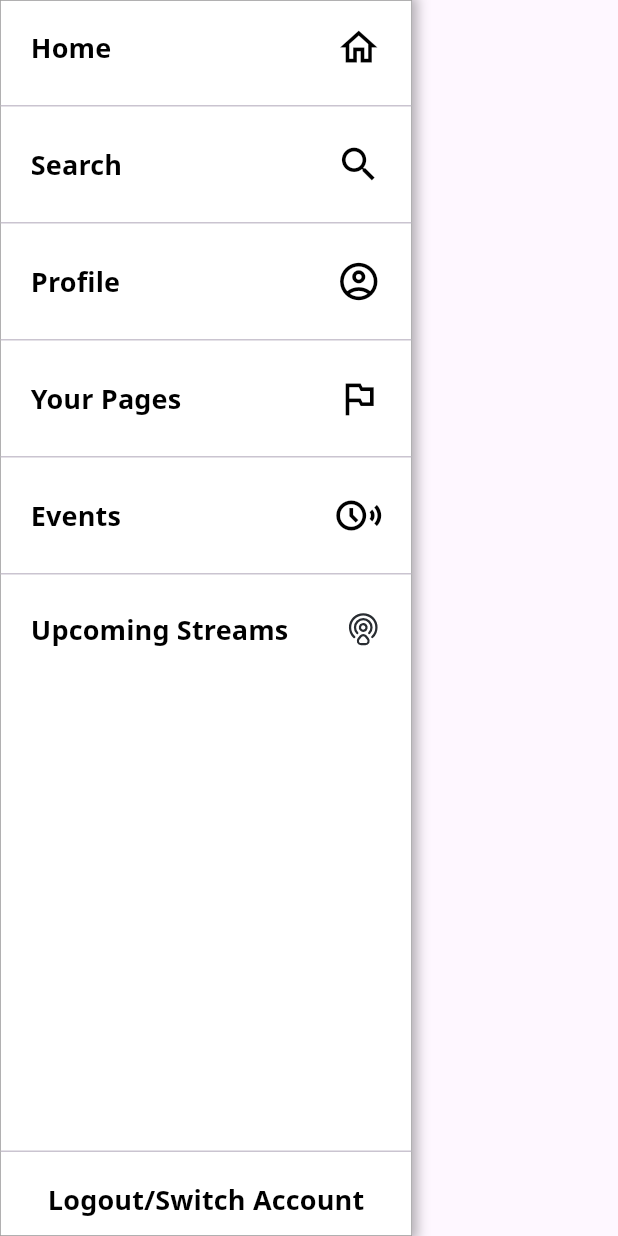
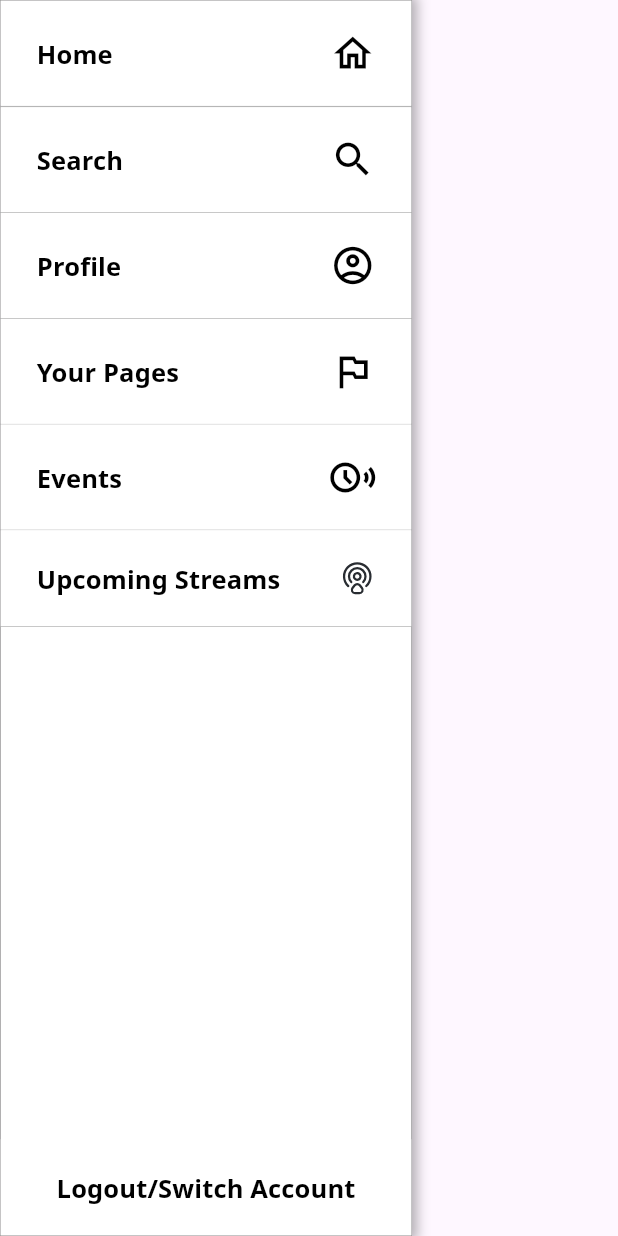
Before and after one commit to GspaceZ/gspacez-mb, a Flutter app: the NavigationSidebar widget shown alone on an empty page, opened directly, on a phone screen of 412 x 824 dp. Run offline on Flutter 3.47's test engine with Material 3 defaults, Android fonts, the phone set to English and light mode, and no system bars; our stand-ins replace flutter_i18n, flutter_svg.

Commit message:
feat:layout landing

```diff
--- a/lib/components/navigation_bar.dart
+++ b/lib/components/navigation_bar.dart
@@ -1,6 +1,7 @@
 import 'package:flutter/material.dart';
 import 'package:flutter_i18n/flutter_i18n.dart';
 import 'package:flutter_svg/svg.dart';
+import 'package:untitled/screen/layout_landing.dart';
 import 'package:untitled/utils/style.dart';
 
 class NavigationSidebar extends StatelessWidget {
@@ -8,8 +9,16 @@ class NavigationSidebar extends StatelessWidget {
 
   @override
   Widget build(BuildContext context) {
+    final ButtonStyle buttonStyle = ButtonStyle(
+      backgroundColor: MaterialStateProperty.all<Color>(Colors.white),
+      shape: MaterialStateProperty.all<RoundedRectangleBorder>(
+        RoundedRectangleBorder(
+          borderRadius: BorderRadius.circular(0),
+        ),
+      ),
+    );
     return Container(
-      width: MediaQuery.of(context).size.width / 1.5,
+      width: MediaQuery.of(context).size.width / 1.5 ,
       decoration: BoxDecoration(
         border: Border.all(color: Colors.grey, width: 0.5),
         color: Colors.white,
@@ -24,7 +33,26 @@ class NavigationSidebar extends StatelessWidget {
       child: Column(
         mainAxisAlignment: MainAxisAlignment.start,
         children: [
-          TextButton(
+          Container(
+            decoration: const BoxDecoration(
+              border: Border(
+                bottom: BorderSide(
+                  color: Colors.grey,
+                  width: 0.5,
+                ),
+              ),
+            ),
+            child: Container(
+              decoration: const BoxDecoration(
+                border: Border(
+                  bottom: BorderSide(
+                    color: Colors.grey,
+                    width: 0.5,
+                  ),
+                ),
+              ),
+              child: TextButton(
+                style: buttonStyle,
                 child: getOptions(
                   FlutterI18n.translate(context, "sidebar.home"),
                   const Icon(
@@ -35,8 +63,19 @@ class NavigationSidebar extends StatelessWidget {
                 ),
                 onPressed: () {},
               ),
-          const Divider(),
-          TextButton(
+            ),
+          ),
+          Container(
+            decoration: const BoxDecoration(
+              border: Border(
+                bottom: BorderSide(
+                  color: Colors.grey,
+                  width: 0.5,
+                ),
+              ),
+            ),
+            child: TextButton(
+              style: buttonStyle,
               child: getOptions(
                 FlutterI18n.translate(context, "sidebar.search"),
                 const Icon(
@@ -47,8 +86,19 @@ class NavigationSidebar extends StatelessWidget {
               ),
               onPressed: () {},
             ),
-          const Divider(),
-          TextButton(
+          ),
+
+          Container(
+            decoration: const BoxDecoration(
+              border: Border(
+                bottom: BorderSide(
+                  color: Colors.grey,
+                  width: 0.5,
+                ),
+              ),
+            ),
+            child: TextButton(
+              style: buttonStyle,
               child: getOptions(
                 FlutterI18n.translate(context, "sidebar.profile"),
                 const Icon(
@@ -59,8 +109,18 @@ class NavigationSidebar extends StatelessWidget {
               ),
               onPressed: () {},
             ),
-          const Divider(),
-          TextButton(
+          ),
+          Container(
+            decoration: const BoxDecoration(
+              border: Border(
+                bottom: BorderSide(
+                  color: Colors.grey,
+                  width: 0.5,
+                ),
+              ),
+            ),
+            child: TextButton(
+              style: buttonStyle,
               onPressed: () {},
               child: getOptions(
                 FlutterI18n.translate(context, "sidebar.your_pages"),
@@ -71,8 +131,18 @@ class NavigationSidebar extends StatelessWidget {
                 ),
               ),
             ),
-          const Divider(),
-          TextButton(
+          ),
+          Container(
+            decoration: const BoxDecoration(
+              border: Border(
+                bottom: BorderSide(
+                  color: Colors.grey,
+                  width: 0.5,
+                ),
+              ),
+            ),
+            child: TextButton(
+              style: buttonStyle,
               onPressed: () {},
               child: getOptions(
                 FlutterI18n.translate(context, "sidebar.events"),
@@ -83,20 +153,41 @@ class NavigationSidebar extends StatelessWidget {
                 ),
               ),
             ),
-          const Divider(),
-          TextButton(
+          ),
+          Container(
+            decoration: const BoxDecoration(
+              border: Border(
+                bottom: BorderSide(
+                  color: Colors.grey,
+                  width: 0.5,
+                ),
+              ),
+            ),
+            child: TextButton(
+              style: buttonStyle,
               onPressed: () {},
               child: getOptions(
                 FlutterI18n.translate(context, "sidebar.upcoming_streams"),
                 SvgPicture.asset('assets/svg/airdrop.svg'),
               ),
             ),
+          ),
           const Spacer(),
-          const Divider(),
           TextButton(
-            onPressed: () {},
+            style: buttonStyle,
+            onPressed: () {
+              Navigator.pushReplacement(context, MaterialPageRoute(builder: (context) => const LayoutLanding()));
+            },
+            child: Row(
+              mainAxisAlignment: MainAxisAlignment.center,
+              children: [
+                Padding(
+                  padding: const EdgeInsets.only(top: 12, bottom: 12),
                   child: Text(FlutterI18n.translate(context, "sidebar.logout_switch"),
                       style: text_bold),
+                ),
+              ],
+            ),
           ),
         ],
       ),
@@ -105,7 +196,7 @@ class NavigationSidebar extends StatelessWidget {
 
   Widget getOptions(String title, Widget icon) {
     return Padding(
-      padding: const EdgeInsets.all(8.0),
+      padding: const EdgeInsets.all(12.0),
       child: Row(
         mainAxisAlignment: MainAxisAlignment.spaceBetween,
         children: [
--- a/lib/provider/language_provider.dart
+++ b/lib/provider/language_provider.dart
@@ -11,4 +11,5 @@ class LanguageProvider with ChangeNotifier {
     await FlutterI18n.refresh(context, locale);
     notifyListeners();
   }
+ // context.read<LanguageProvider>().changeLocale(context, const Locale('vi'));
 }
--- a/lib/utils/style.dart
+++ b/lib/utils/style.dart
@@ -2,6 +2,7 @@ import 'package:flutter/material.dart';
 
 
 Color background = const Color(0xFFFFFFFF);
+Color primary = const Color(0xFF006FEE);
 Color userChat = const Color.fromRGBO(48, 237, 102,1);
 Color resChat = const Color(0xFFFB60AB);
 Color chatColor = const Color(0xFFFB60AB);
@@ -9,5 +10,5 @@ var white = const Color(0xFFFFFFFF);
 var black = const Color(0xFF000500);
 Color hintColor = const Color(0xFF323232);
 
-TextStyle text_bold = const TextStyle(fontWeight: FontWeight.bold, fontSize: 18, color: Colors.black);
+TextStyle text_bold = const TextStyle(fontWeight: FontWeight.bold, fontSize: 17, color: Colors.black);
 TextStyle text_normal = const TextStyle(fontWeight: FontWeight.normal, fontSize: 16, color: Colors.black);
```
Also changed, not shown: assets/flutter_i18n/en.json (+30 -0 lines), assets/flutter_i18n/vi.json (+30 -0 lines), lib/provider/localeProvider.dart (deleted, +0 -40 lines), lib/router/app_router.dart (added, +15 -0 lines), lib/screen/auth/introduce.dart (added, +92 -0 lines), lib/screen/default_layout.dart (+24 -18 lines), lib/screen/homePage/home.dart (+8 -2 lines), lib/screen/layout_landing.dart (added, +38 -0 lines), assets/svg/Frame 1.svg (added), lib/main.dart (line endings or trailing spaces), 1 other file. Lines whose indentation alone changed are shown as unchanged.
